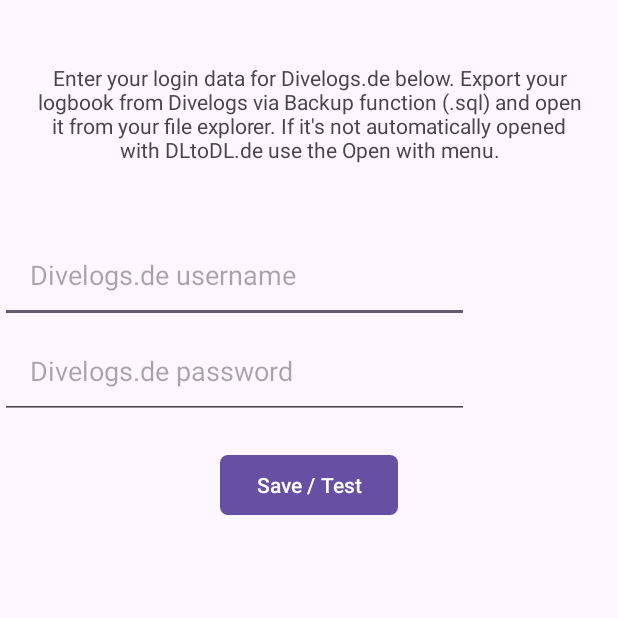
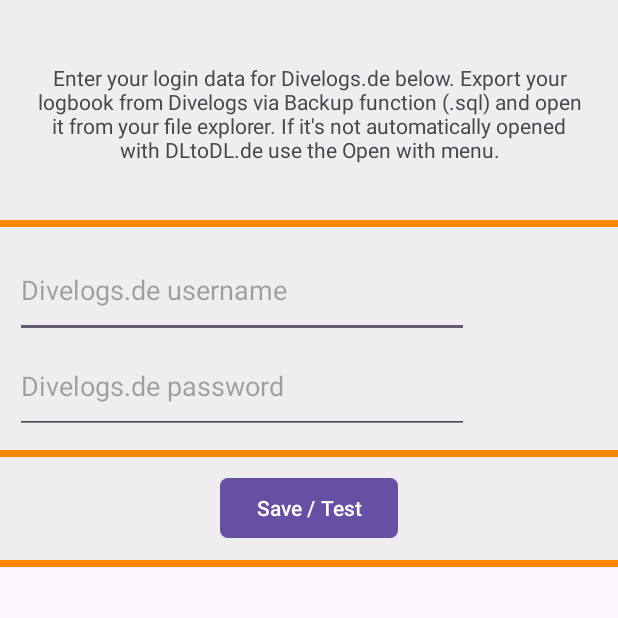
Before and after one commit to bee-eater/DLtoDL.de, an Android app: the screen it shows after launch (MainActivity), on a phone screen of 412 x 824 dp, the top half of it. Run offline under Robolectric (Android 15) with nearby library versions, the phone set to English and light mode, and no system bars.

Commit message:
Styles updates

```diff
--- a/app/src/main/java/com/bee_eater/dltodlde/DivingLogConnector.java
+++ b/app/src/main/java/com/bee_eater/dltodlde/DivingLogConnector.java
@@ -72,7 +72,7 @@
             try {
                 setGuiVisibility(View.VISIBLE);
                 DLDives = DivingLog_LoadDiveLogFile(tmpDBFile);
-                setGuiVisibility(View.INVISIBLE);
+                setGuiVisibility(View.GONE);
             } catch (Exception e) {
                 e.printStackTrace();
             }
--- /dev/null
+++ b/app/src/main/res/drawable/main_row_background.xml
@@ -0,0 +1,14 @@
+<?xml version="1.0" encoding="utf-8"?>
+<layer-list xmlns:android="http://schemas.android.com/apk/res/android">
+    <item>
+        <shape android:shape="rectangle">
+            <solid android:color="#FF8800" />
+        </shape>
+    </item>
+    <item android:bottom="5dp" >
+        // add android:right="5dp" and android:left="5dp" for border on left and right
+        <shape android:shape="rectangle">
+            <solid android:color="#EEEEEE" />
+        </shape>
+    </item>
+</layer-list>
--- a/app/src/main/res/layout/activity_main.xml
+++ b/app/src/main/res/layout/activity_main.xml
@@ -12,6 +12,8 @@
         android:layout_height="match_parent"
         android:orientation="vertical">
 
+
+        <!-- APP INFO TEXT -->
         <TextView
             android:id="@+id/txtInfo"
             android:layout_width="match_parent"
@@ -19,19 +21,28 @@
             android:gravity="center"
             android:paddingLeft="20dp"
             android:paddingRight="20dp"
-            android:text="@string/app_main_info" />
+            android:text="@string/app_main_info"
+            android:background="@drawable/main_row_background"
+            />
 
 
+        <!-- USERNAME / PASSWORD / USER IMAGE -->
         <LinearLayout
             android:layout_width="match_parent"
             android:layout_height="wrap_content"
+            android:paddingBottom="15dp"
+            android:paddingTop="10dp"
             android:orientation="horizontal"
-            android:weightSum="2">
+            android:weightSum="2"
+            android:background="@drawable/main_row_background"
+            >
 
             <LinearLayout
                 android:layout_width="wrap_content"
                 android:layout_height="wrap_content"
                 android:orientation="vertical"
+                android:paddingLeft="10dp"
+                android:paddingRight="10dp"
                 android:layout_weight="1">
 
                 <EditText
@@ -43,8 +54,6 @@
                     android:hint="@string/divelogs_de_username"
                     android:inputType="text"
                     android:minHeight="64dp"
-                    android:paddingLeft="20dp"
-                    android:paddingRight="20dp"
                     android:text="" />
 
                 <EditText
@@ -55,9 +64,7 @@
                     android:ems="10"
                     android:hint="@string/divelogs_de_password"
                     android:inputType="textPassword"
-                    android:minHeight="64dp"
-                    android:paddingLeft="20dp"
-                    android:paddingRight="20dp" />
+                    android:minHeight="64dp" />
 
             </LinearLayout>
 
@@ -71,31 +78,43 @@
 
         </LinearLayout>
 
-        <Button
-            android:id="@+id/btnDLLogin"
-            android:layout_width="wrap_content"
-            android:layout_height="wrap_content"
-            android:layout_gravity="center"
-            android:layout_marginTop="20dp"
-            android:text="@string/app_main_btnLogin"
-            android:onClick="on_btnDLLogin_clicked"
-            app:cornerRadius="5dp"
-            />
 
+        <!-- LOGIN BUTTON -->
         <LinearLayout
             android:layout_width="match_parent"
-            android:layout_height="match_parent"
+            android:layout_height="wrap_content"
+            android:background="@drawable/main_row_background"
+            android:gravity="center"
+            android:orientation="horizontal"
+            android:paddingTop="10dp"
+            android:paddingBottom="15dp">
+
+            <Button
+                android:id="@+id/btnDLLogin"
+                android:layout_width="wrap_content"
+                android:layout_height="wrap_content"
+                android:onClick="on_btnDLLogin_clicked"
+                android:text="@string/app_main_btnLogin"
+                app:cornerRadius="5dp" />
+        </LinearLayout>
+
+        <!-- PROGRESS BAR -->
+        <LinearLayout
+            android:layout_width="match_parent"
+            android:layout_height="wrap_content"
+            android:background="@drawable/main_row_background"
             android:orientation="vertical"
-            android:visibility="invisible">
+            android:paddingLeft="30dp"
+            android:paddingTop="10dp"
+            android:paddingRight="30dp"
+            android:paddingBottom="10dp"
+            android:visibility="gone">
 
             <ProgressBar
                 android:id="@+id/prbDLCFileLoading"
                 style="?android:attr/progressBarStyleHorizontal"
                 android:layout_width="match_parent"
                 android:layout_height="wrap_content"
-                android:layout_marginLeft="30dp"
-                android:layout_marginTop="20dp"
-                android:layout_marginRight="30dp"
                 android:progressDrawable="@drawable/custom_progress" />
 
             <LinearLayout
@@ -129,5 +148,6 @@
 
             </LinearLayout>
         </LinearLayout>
+
     </LinearLayout>
 </androidx.constraintlayout.widget.ConstraintLayout>
```
Also changed, not shown: app/src/main/java/com/bee_eater/dltodlde/MainActivity.java (+11 -2 lines), app/src/main/res/drawable/button_background.xml (added, +14 -0 lines), app/src/main/res/layout/view_diveselection.xml (+18 -9 lines).
